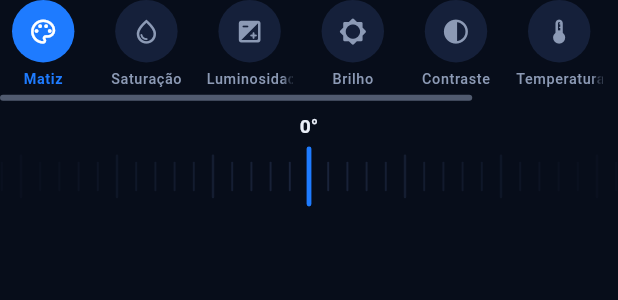
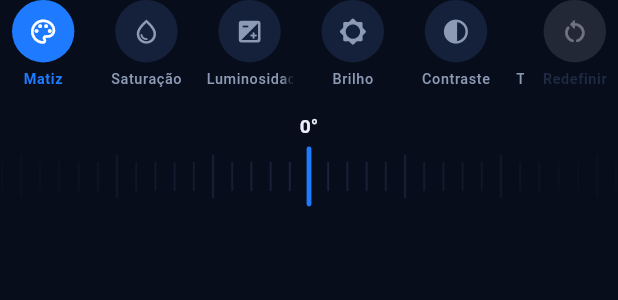
Before and after one commit to lianeheidemann/svg-motion-gallery, a Flutter app: the ColorAdjuster widget shown alone on an empty page, opened directly with empty values, on a phone screen of 412 x 824 dp. Shown: the top 300 px of the screen. Run offline on Flutter 3.47's test engine with Material 3 defaults, Android fonts, the phone set to English and light mode, and no system bars; our stand-ins replace file_picker, flutter_svg, share_plus, shared_preferences, web, webview_flutter; missing offline and left inert: dart:js_interop; accounts and stored records are empty; generated files the repository leaves out were written again.

Commit message:
Colors: no scrollbar on the adjust tabs, highlighted reset button; Antes starts on frame 0; app theme no longer changes the edited version
Co-Authored-By: Claude Sonnet 5.5 <noreply@anthropic.com>
Claude-Session: https://claude.ai/code/session_012uf5b2am9PwD2VBMGKFdzP

```diff
--- a/lib/src/features/editor/panels/colors/color_adjuster.dart
+++ b/lib/src/features/editor/panels/colors/color_adjuster.dart
@@ -9,13 +9,17 @@ import '../../color_adjust.dart';
 /// starts at 0 from the color as it is, so letting go makes the result the
 /// new color and the ruler returns to 0.
 class ColorAdjuster extends StatefulWidget {
-  const ColorAdjuster({super.key, required this.onPreview, required this.onCommit});
+  const ColorAdjuster({super.key, required this.onPreview, required this.onCommit, this.onReset});
 
   /// Called while the ruler moves, with the adjustment and its amount.
   final void Function(ColorAdjustment kind, double amount) onPreview;
 
   /// Called when the finger lifts.
   final void Function(ColorAdjustment kind, double amount) onCommit;
+
+  /// Puts back what these adjustments changed; null (greyed out) when there
+  /// is nothing to put back.
+  final VoidCallback? onReset;
 
   @override
   State<ColorAdjuster> createState() => _ColorAdjusterState();
@@ -48,6 +52,7 @@ class _ColorAdjusterState extends State<ColorAdjuster> {
               AdjustTab(id: kind, icon: _icons[kind]!, label: l10n.colorAdjustment(kind)),
           ],
           selected: _kind,
+          trailing: _ResetButton(label: l10n.adjustReset, onPressed: widget.onReset),
           onSelected: (kind) => setState(() {
             _kind = kind;
             _amount = 0;
@@ -73,3 +78,50 @@ class _ColorAdjusterState extends State<ColorAdjuster> {
     );
   }
 }
+
+/// The highlighted round button at the end of the row: undoes what the
+/// adjustments changed.
+class _ResetButton extends StatelessWidget {
+  const _ResetButton({required this.label, required this.onPressed});
+
+  final String label;
+  final VoidCallback? onPressed;
+
+  @override
+  Widget build(BuildContext context) {
+    final scheme = Theme.of(context).colorScheme;
+    final on = onPressed != null;
+    return Padding(
+      padding: const EdgeInsets.only(left: 6),
+      child: SizedBox(
+        width: 72,
+        child: Column(
+          children: [
+            IconButton.filled(
+              key: const Key('adjust-reset'),
+              tooltip: label,
+              onPressed: onPressed,
+              style: IconButton.styleFrom(
+                fixedSize: const Size(52, 52),
+                backgroundColor: on ? scheme.tertiary : scheme.surfaceContainerHighest,
+                foregroundColor: on ? scheme.onTertiary : scheme.outline,
+              ),
+              icon: const Icon(Icons.restart_alt_rounded),
+            ),
+            const SizedBox(height: 6),
+            Text(
+              label,
+              maxLines: 1,
+              overflow: TextOverflow.fade,
+              softWrap: false,
+              style: Theme.of(context).textTheme.labelMedium?.copyWith(
+                color: on ? scheme.tertiary : scheme.outline,
+                fontWeight: FontWeight.w700,
+              ),
+            ),
+          ],
+        ),
+      ),
+    );
+  }
+}
--- a/lib/src/l10n/app_en.arb
+++ b/lib/src/l10n/app_en.arb
@@ -163,6 +163,7 @@
   "adjustTemperature": "Warmth",
   "adjustHighlights": "Highlights",
   "adjustShadows": "Shadows",
+  "adjustReset": "Reset",
   "codeProblemGo": "Go to the problem",
   "codeMoreProblems": "+{count}",
   "selectionNone": "Selected: All",
--- a/lib/src/l10n/app_pt.arb
+++ b/lib/src/l10n/app_pt.arb
@@ -283,6 +283,7 @@
   "adjustTemperature": "Temperatura",
   "adjustHighlights": "Realces",
   "adjustShadows": "Sombras",
+  "adjustReset": "Redefinir",
   "codeProblemGo": "Ir para o problema",
   "codeMoreProblems": "+{count}",
   "@codeMoreProblems": {
--- a/packages/design_system/lib/src/widgets/adjust_tabs.dart
+++ b/packages/design_system/lib/src/widgets/adjust_tabs.dart
@@ -17,11 +17,15 @@ class AdjustTabs<T> extends StatefulWidget {
     required this.tabs,
     required this.selected,
     required this.onSelected,
+    this.trailing,
   });
 
   final List<AdjustTab<T>> tabs;
   final T selected;
   final ValueChanged<T> onSelected;
+
+  /// A widget after the last tab (e.g. a reset button).
+  final Widget? trailing;
 
   @override
   State<AdjustTabs<T>> createState() => _AdjustTabsState<T>();
@@ -43,8 +47,8 @@ class _AdjustTabsState<T> extends State<AdjustTabs<T>> {
   @override
   Widget build(BuildContext context) {
     final scheme = Theme.of(context).colorScheme;
-    return SizedBox(
-      height: 86,
+    final row = ScrollConfiguration(
+      behavior: ScrollConfiguration.of(context).copyWith(scrollbars: false),
       child: ListView.separated(
         controller: _scroll,
         scrollDirection: Axis.horizontal,
@@ -93,5 +97,17 @@ class _AdjustTabsState<T> extends State<AdjustTabs<T>> {
         },
       ),
     );
+    return SizedBox(
+      height: 86,
+      child: widget.trailing == null
+          ? row
+          : Row(
+              children: [
+                Expanded(child: row),
+                // Stays at the end of the line, in view while the tabs scroll.
+                widget.trailing!,
+              ],
+            ),
+    );
   }
 }
--- a/packages/svg_view/lib/src/host_html.dart
+++ b/packages/svg_view/lib/src/host_html.dart
@@ -206,7 +206,8 @@ String _bridgeScript({required bool autoplay, required String viewId}) =>
     if (d && d.smCall && api[d.smCall]) api[d.smCall].apply(null, d.args || []);
   });
   applyPause();
-  window.addEventListener('load', applyPause);
+  // Starting paused means the first frame, however long loading took.
+  window.addEventListener('load', function(){ if (paused) api.seek(0); applyPause(); });
   setInterval(report, 200);
 })();
 ''';
```
Also changed, not shown: lib/src/features/editor/editor_screen.dart (+8 -4 lines), lib/src/features/editor/panels/colors_panel.dart (+24 -1 lines), 2 other files.
